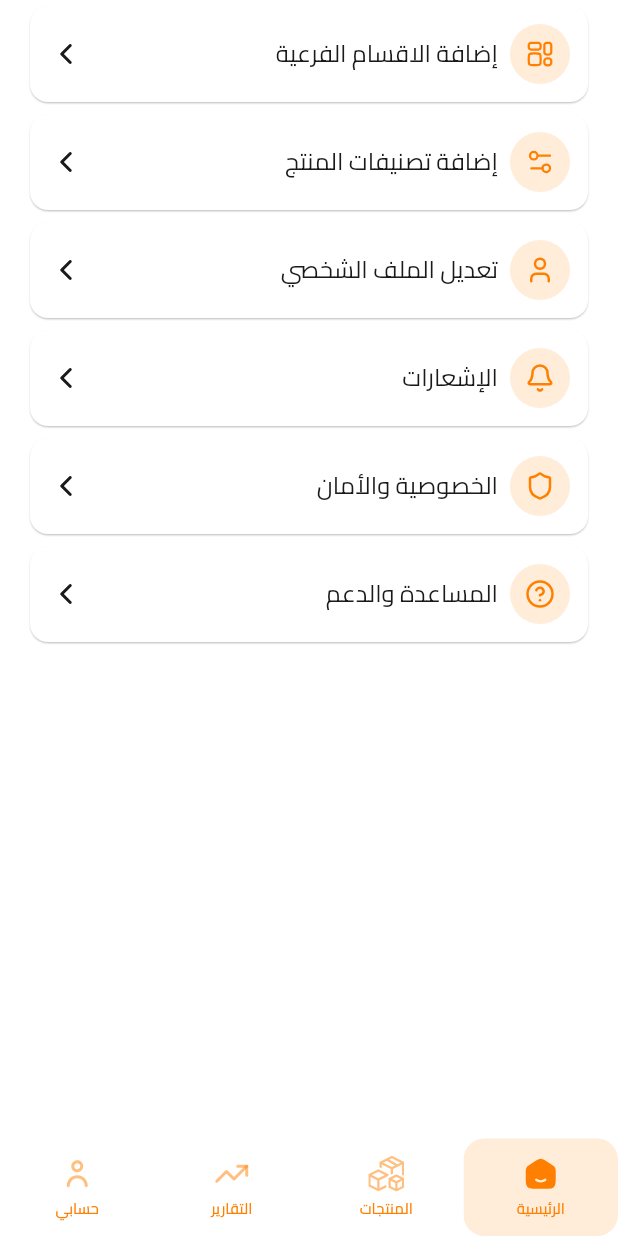
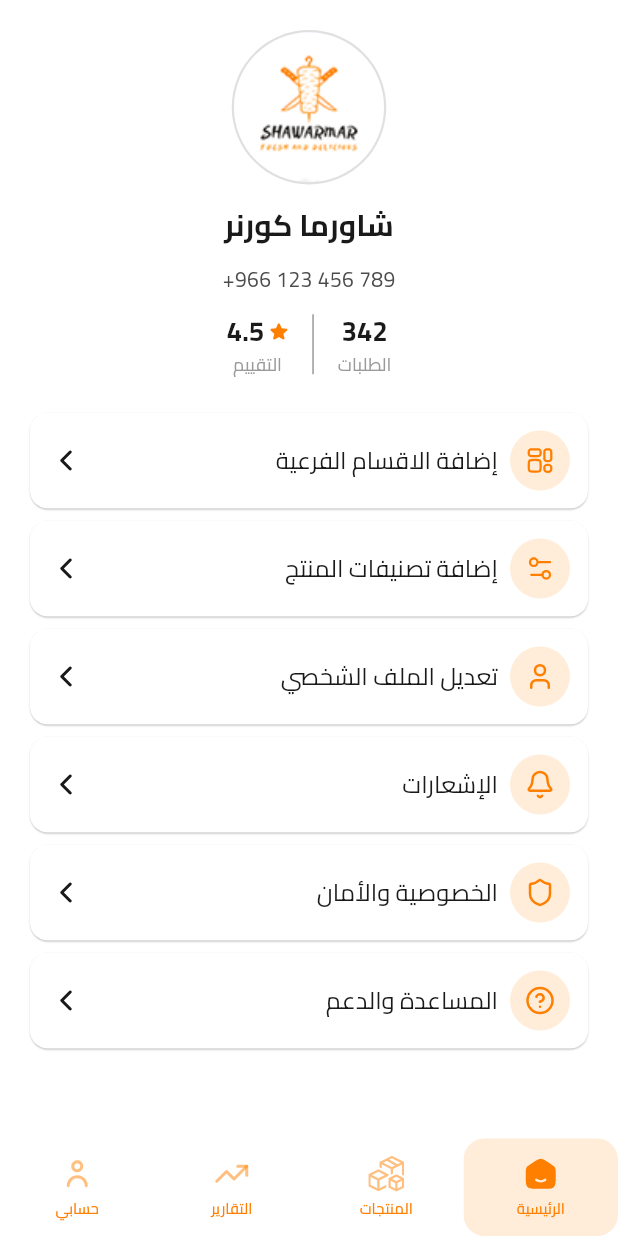
Before and after one commit to AhmedNasser24/Bastogah_app, a Flutter app: the screen it shows after launch, on a phone screen of 412 x 824 dp. Run offline on Flutter 3.47's test engine with Material 3 defaults, Android fonts, the light colour scheme and no system bars; our stand-ins replace dartz, dio, easy_localization, equatable, flutter_bloc, flutter_svg and 5 more; statements that could not run were skipped.

Commit message:
finish  profile view

```diff
--- a/assets/translations/ar.json
+++ b/assets/translations/ar.json
@@ -121,7 +121,9 @@
       "edit_profile": "تعديل الملف الشخصي",
       "notification": "الإشعارات",
       "privacy": "الخصوصية والأمان",
-      "help": "المساعدة والدعم"
+      "help": "المساعدة والدعم",
+      "orders" : "الطلبات",
+      "ratings" : "التقييم"
     }
   }
 }
--- a/lib/core/theme/app_images.dart
+++ b/lib/core/theme/app_images.dart
@@ -13,4 +13,6 @@ class AppImages {
   static const String imagesMap = "assets/images/map.png";
 
   static const String imagesPizzaImage = "assets/images/pizza_image.png";
+
+  static const String imagesResturantLogo = "assets/images/resturant_logo.png";
 }
--- a/lib/features/merchant_feature/products/presentation/widgets/merchant_product_item.dart
+++ b/lib/features/merchant_feature/products/presentation/widgets/merchant_product_item.dart
@@ -14,7 +14,7 @@ class MerchantProductItem extends StatelessWidget {
   Widget build(BuildContext context) {
     return GestureDetector(
       onTap: () {
-        context.go(RouteName.merchantProductDetails);
+        context.push(RouteName.merchantProductDetails);
       },
       child: SizedBox(
         height: 70,
--- a/lib/features/merchant_feature/profile/presentation/views/merchant_profile_view.dart
+++ b/lib/features/merchant_feature/profile/presentation/views/merchant_profile_view.dart
@@ -6,6 +6,7 @@ import 'package:flutter_svg/flutter_svg.dart';
 import 'package:gap/gap.dart';
 
 import '../../../../../core/theme/app_icons.dart';
+import '../widgets/profile_info_section.dart';
 
 class MerchantProfileView extends StatelessWidget {
   const MerchantProfileView({super.key});
@@ -15,6 +16,9 @@ class MerchantProfileView extends StatelessWidget {
     return SingleChildScrollView(
       child: Column(
         children: [
+          const Gap(20),
+          const ProfileInfoSection(),
+          const Gap(20),
           profileTile(
             context,
             imagePath: AppIcons.iconsProfileAdditionIcon,
--- /dev/null
+++ b/lib/features/merchant_feature/profile/presentation/widgets/profile_info_section.dart
@@ -0,0 +1,74 @@
+import 'package:bastogah_app/core/theme/app_colors.dart';
+import 'package:bastogah_app/core/theme/app_font_style.dart';
+import 'package:bastogah_app/core/theme/app_icons.dart';
+import 'package:bastogah_app/core/theme/app_images.dart';
+import 'package:easy_localization/easy_localization.dart' hide TextDirection;
+import 'package:flutter/material.dart';
+import 'package:flutter_svg/flutter_svg.dart';
+import 'package:gap/gap.dart';
+
+class ProfileInfoSection extends StatelessWidget {
+  const ProfileInfoSection({super.key});
+
+  @override
+  Widget build(BuildContext context) {
+    return Column(
+      spacing: 12,
+      children: [
+        const CircleAvatar(
+          radius: 51.5,
+          backgroundColor: AppColors.lightGrey,
+          child: CircleAvatar(
+            radius: 50,
+            backgroundImage: AssetImage(AppImages.imagesResturantLogo),
+          ),
+        ),
+        Text("شاورما كورنر", style: AppFontStyle.bold20Black1A(context)),
+        Text(
+          "+966 123 456 789",
+          style: AppFontStyle.regular14black4B(context),
+          textDirection: TextDirection.ltr,
+        ),
+        Row(
+          mainAxisSize: MainAxisSize.min,
+          spacing: 16,
+          children: [
+            noOfOrders(context, noOfOrders: 342),
+            Container(height: 40, width: 1, color: AppColors.grey),
+            rating(context, rating: 4.5),
+          ],
+        ),
+      ],
+    );
+  }
+
+  Widget noOfOrders(BuildContext context, {required int noOfOrders}) {
+    return Column(
+      children: [
+        Text(noOfOrders.toString(), style: AppFontStyle.bold18Black1A(context)),
+        Text(
+          "merchant.profile.orders".tr(),
+          style: AppFontStyle.regular12grey(context),
+        ),
+      ],
+    );
+  }
+
+  Widget rating(BuildContext context, {required double rating}) {
+    return Column(
+      children: [
+        Row(
+          children: [
+            SvgPicture.asset(AppIcons.iconsStar),
+            const Gap(4),
+            Text(rating.toString(), style: AppFontStyle.bold18Black1A(context)),
+          ],
+        ),
+        Text(
+          "merchant.profile.ratings".tr(),
+          style: AppFontStyle.regular12grey(context),
+        ),
+      ],
+    );
+  }
+}
```
Also changed, not shown: pubspec.yaml (+12 -12 lines), assets/images/resturant_logo.png (added).
